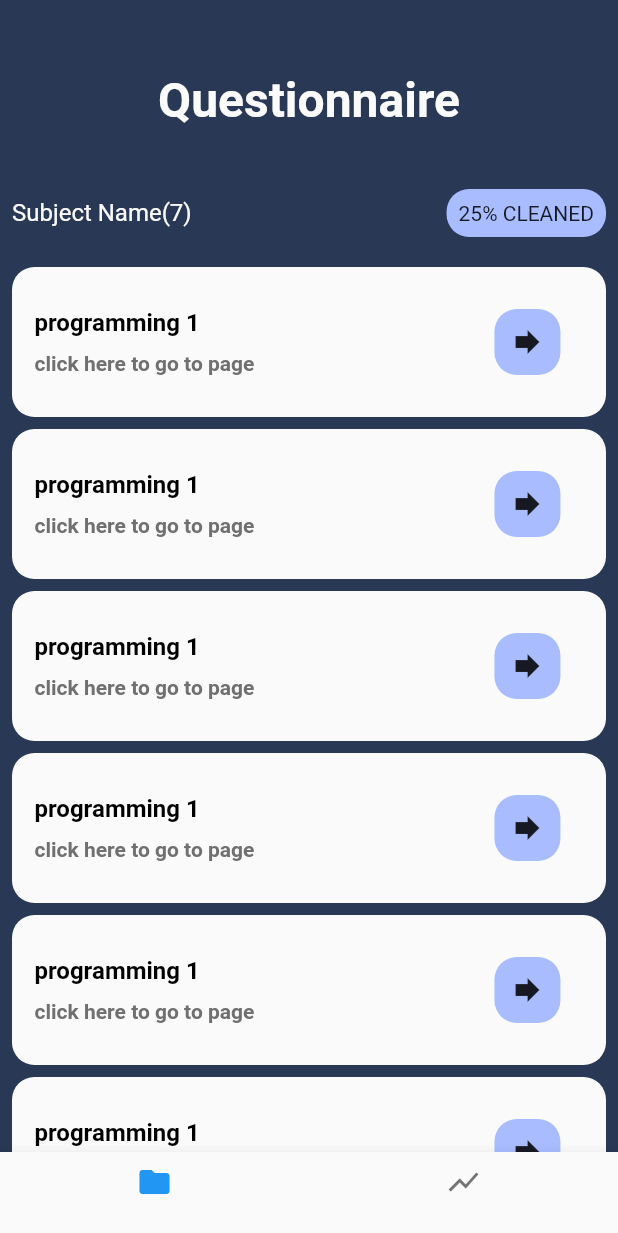
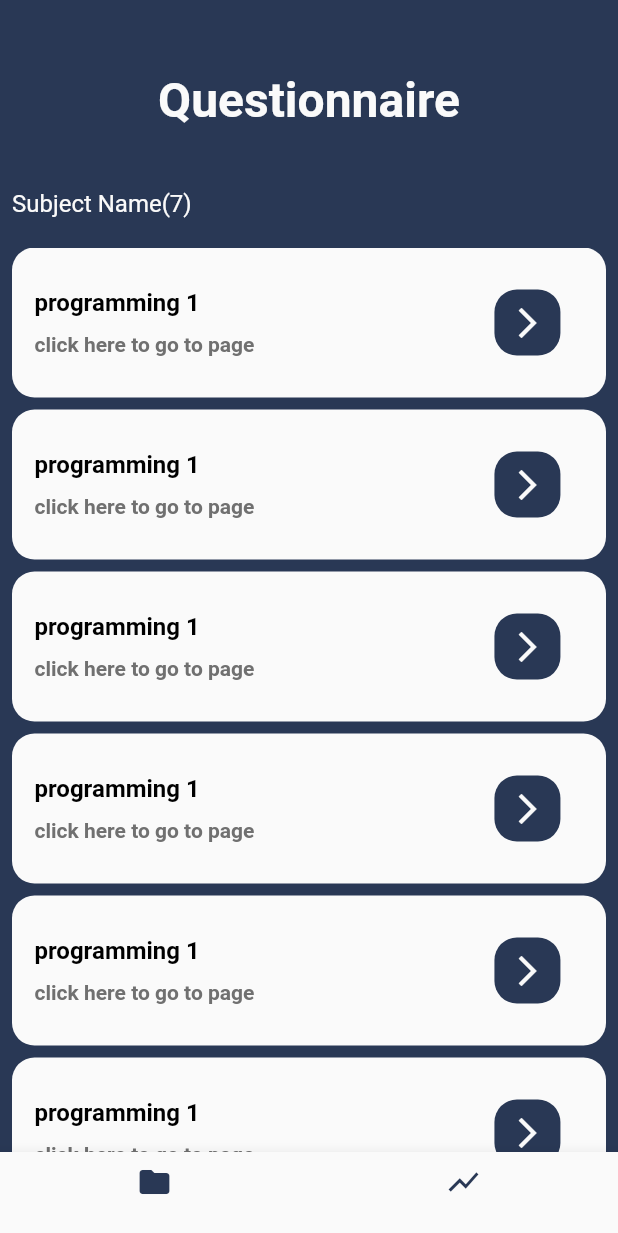
Before and after one commit to AmmarAgeeza/Faculty_Project, a Flutter app: the screen it shows after launch, after a tap on "Get Started", on a phone screen of 412 x 824 dp. Shown: the top 1233 px of the screen. Run offline on Flutter 3.47's test engine with Material 2 defaults, Android fonts, the phone set to English and light mode, and no system bars; our stand-ins replace bloc, flutter_bloc, google_fonts; Roboto replaces fonts that are missing (Montserrat).

```diff
--- a/lib/layout/home_page.dart
+++ b/lib/layout/home_page.dart
@@ -2,6 +2,8 @@ import 'package:faculty_project/shared/cubit/app_cubit.dart';
 import 'package:faculty_project/shared/cubit/app_states.dart';
 import 'package:flutter/material.dart';
 import 'package:flutter_bloc/flutter_bloc.dart';
+
+import '../shared/styles/colors_manager.dart';
 
 class HomePage extends StatelessWidget {
   const HomePage({Key? key}) : super(key: key);
@@ -18,12 +20,22 @@ class HomePage extends StatelessWidget {
               bottomNavigationBar: BottomNavigationBar(
                 // selectedItemColor: Colors.deepOrange,
                 currentIndex: cubit.currentIndex,
-                onTap: (index){
+                onTap: (index) {
                   cubit.changeCurrentPage(index);
                 },
-                items: const [
-                  BottomNavigationBarItem(icon: Icon(Icons.folder,),label: ''),
-                  BottomNavigationBarItem(icon: Icon(Icons.show_chart),label: ''),
+                items: [
+                  BottomNavigationBarItem(
+                      icon: Icon(
+                        Icons.folder,
+                        color: ColorManager.primary,
+                      ),
+                      label: ''),
+                  BottomNavigationBarItem(
+                      icon: Icon(
+                        Icons.show_chart,
+                        color: ColorManager.primary,
+                      ),
+                      label: ''),
                 ],
               ),
             );
--- a/lib/main.dart
+++ b/lib/main.dart
@@ -18,6 +18,7 @@ class MyApp extends StatelessWidget {
   @override
   Widget build(BuildContext context) {
     return MaterialApp(
+      debugShowCheckedModeBanner: false,
       title: AppStrings.appTitle,
       theme: getAppTheme(),
       home: const SplashScreen(),
--- a/lib/screens/questionnaire_screen.dart
+++ b/lib/screens/questionnaire_screen.dart
@@ -1,7 +1,6 @@
 import 'package:flutter/material.dart';
 
 import '../shared/components/subject_item.dart';
-import '../shared/styles/colors_manager.dart';
 
 class QuestionnaireScreen extends StatelessWidget {
   const QuestionnaireScreen({Key? key}) : super(key: key);
@@ -25,16 +24,16 @@ class QuestionnaireScreen extends StatelessWidget {
                 mainAxisAlignment: MainAxisAlignment.spaceBetween,
                 children: [
                   Text('Subject Name(7)',style: Theme.of(context).textTheme.bodyLarge,),
-              Container(
-                padding: const EdgeInsets.all(8),
-                decoration: BoxDecoration(
-                  color: ColorManager.blueGrey,
-                  borderRadius: BorderRadius.circular(15)
-                ),
-                child: const Center(
-                  child: Text('25% CLEANED'),
-                ),
-              )
+              // Container(
+              //   padding: const EdgeInsets.all(8),
+              //   decoration: BoxDecoration(
+              //     color: ColorManager.white,
+              //     borderRadius: BorderRadius.circular(15)
+              //   ),
+              //   child:  Center(
+              //     child: Text('25% CLEANED',style: TextStyle(color: ColorManager.primary,fontWeight: FontWeight.bold),),
+              //   ),
+              // )
                 ],
               ),
               const SizedBox(height: 20,),
--- a/lib/screens/splash_screen.dart
+++ b/lib/screens/splash_screen.dart
@@ -14,7 +14,7 @@ class SplashScreen extends StatelessWidget {
         body: Container(
           height: double.infinity,
           width: double.infinity,
-          decoration: BoxDecoration(
+          decoration: const BoxDecoration(
             image: DecorationImage(
               image: AssetImage(
                 'assets/images/back.png',
@@ -40,7 +40,7 @@ class SplashScreen extends StatelessWidget {
                   decoration: BoxDecoration(
                     image: DecorationImage(
                       image: AssetImage(
-                        'assets/images/background.png',
+                        'assets/images/Background.png',
                       ),
                     ),
                   ),
--- a/lib/shared/components/subject_item.dart
+++ b/lib/shared/components/subject_item.dart
@@ -41,10 +41,10 @@ class SubjectItem extends StatelessWidget {
             Container(
               padding: const EdgeInsets.all(10),
                 decoration: BoxDecoration(
-                  color: ColorManager.blueGrey,
+                  color: ColorManager.primary,
                   borderRadius: BorderRadius.circular(15),
                 ),
-                child: const Icon(Icons.forward))
+                child:  Icon(Icons.arrow_forward_ios,color: ColorManager.white,))
           ],
         ),
       ),
```
